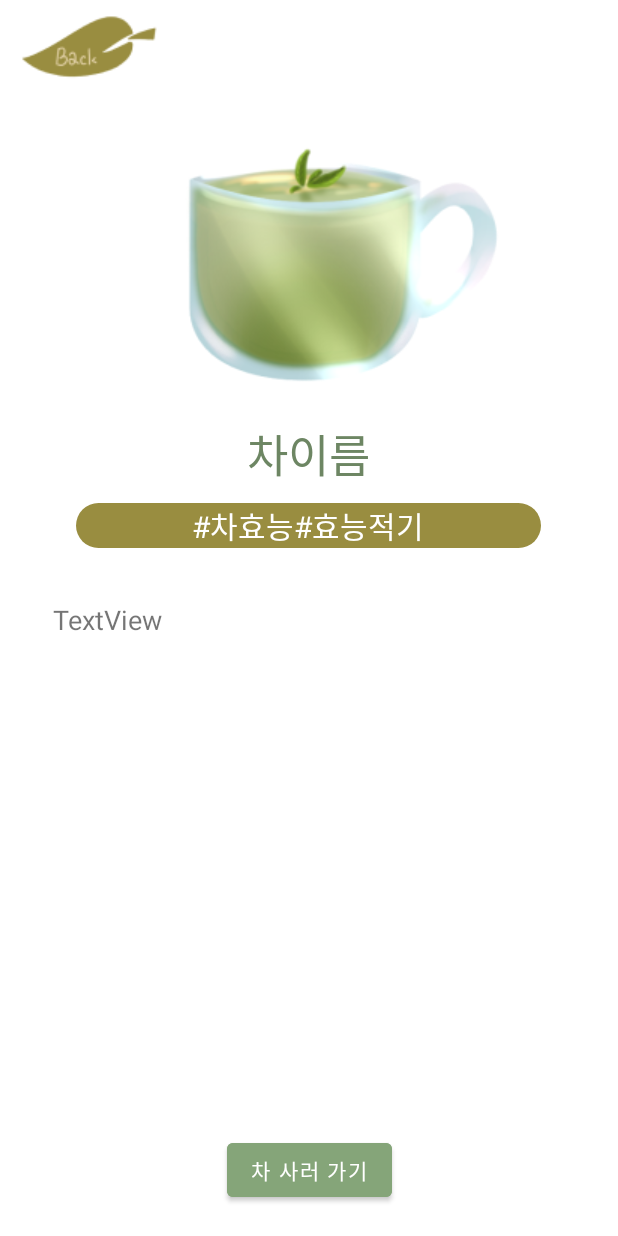
After one commit to harrysee/Today_tea, an Android app: the DetailsActivity screen opened directly, with no data from a screen before it, on a phone screen of 412 x 824 dp. The commit adds this screen. Run offline under Robolectric (Android 15) with nearby library versions, the phone set to English and light mode, and no system bars.

Commit message:
activity_details.xml 완성

```diff
--- a/app/src/main/AndroidManifest.xml
+++ b/app/src/main/AndroidManifest.xml
@@ -9,6 +9,7 @@
         android:roundIcon="@mipmap/ic_launcher_round"
         android:supportsRtl="true"
         android:theme="@style/Theme.Today_tea">
+        <activity android:name=".DetailsActivity"></activity>
         <activity android:name=".SplashActivity">
             <intent-filter>
                 <action android:name="android.intent.action.MAIN" />
@@ -16,9 +17,7 @@
                 <category android:name="android.intent.category.LAUNCHER" />
             </intent-filter>
         </activity>
-        <activity android:name=".MainActivity">
-
-        </activity>
+        <activity android:name=".MainActivity"></activity>
     </application>
 
 </manifest>
--- /dev/null
+++ b/app/src/main/java/kr/hs/emirim/w2015/today_tea/DetailsActivity.java
@@ -0,0 +1,14 @@
+package kr.hs.emirim.w2015.today_tea;
+
+import androidx.appcompat.app.AppCompatActivity;
+
+import android.os.Bundle;
+
+public class DetailsActivity extends AppCompatActivity {
+
+    @Override
+    protected void onCreate(Bundle savedInstanceState) {
+        super.onCreate(savedInstanceState);
+        setContentView(R.layout.activity_details);
+    }
+}
--- /dev/null
+++ b/app/src/main/res/drawable/shape_olive.xml
@@ -0,0 +1,7 @@
+<?xml version="1.0" encoding="utf-8"?>
+<shape xmlns:android="http://schemas.android.com/apk/res/android">
+    <corners
+        android:radius="30dp"/>
+    <solid
+        android:color="@color/olive"/>
+</shape>
--- /dev/null
+++ b/app/src/main/res/layout/activity_details.xml
@@ -0,0 +1,83 @@
+<?xml version="1.0" encoding="utf-8"?>
+<androidx.constraintlayout.widget.ConstraintLayout xmlns:android="http://schemas.android.com/apk/res/android"
+    xmlns:app="http://schemas.android.com/apk/res-auto"
+    xmlns:tools="http://schemas.android.com/tools"
+    android:layout_width="match_parent"
+    android:layout_height="match_parent"
+    tools:context=".DetailsActivity">
+
+
+    <ImageView
+        android:id="@+id/imageView2"
+        android:layout_width="wrap_content"
+        android:layout_height="wrap_content"
+        android:layout_margin="10dp"
+        android:layout_marginStart="156dp"
+        android:layout_marginLeft="156dp"
+        android:layout_marginTop="668dp"
+        android:src="@drawable/back_img"
+        app:layout_constraintStart_toStartOf="parent"
+        app:layout_constraintTop_toTopOf="parent" />
+
+    <LinearLayout
+        android:layout_width="match_parent"
+        android:layout_height="wrap_content"
+        android:gravity="center"
+        android:orientation="vertical"
+        app:layout_constraintBottom_toTopOf="@+id/button"
+        app:layout_constraintEnd_toEndOf="parent"
+        app:layout_constraintStart_toStartOf="parent"
+        app:layout_constraintTop_toTopOf="parent"
+        app:layout_constraintVertical_bias="0.29000002">
+
+        <ImageView
+            android:id="@+id/detail_tea_img"
+            android:layout_width="wrap_content"
+            android:layout_height="wrap_content"
+            android:layout_marginLeft="25dp"
+            android:layout_marginBottom="20dp"
+            android:src="@drawable/logo" />
+
+        <TextView
+            android:id="@+id/detail_tea_name"
+            android:layout_width="wrap_content"
+            android:layout_height="wrap_content"
+            android:text="차이름"
+            android:textColor="@color/green"
+            android:textSize="30sp" />
+
+        <TextView
+            android:id="@+id/detail_tea_efficacy"
+            android:layout_width="310dp"
+            android:layout_height="wrap_content"
+            android:layout_marginTop="10dp"
+            android:background="@drawable/shape_olive"
+            android:gravity="center"
+            android:text="#차효능#효능적기"
+            android:textColor="@color/white"
+            android:textSize="20sp" />
+
+        <TextView
+            android:id="@+id/detail_tea_explan"
+            android:layout_width="match_parent"
+            android:layout_height="wrap_content"
+            android:layout_margin="30dp"
+            android:minHeight="100dp"
+            android:padding="5dp"
+            android:text="TextView"
+            android:textSize="18sp" />
+
+    </LinearLayout>
+
+    <Button
+        android:id="@+id/button"
+        android:layout_width="wrap_content"
+        android:layout_height="wrap_content"
+        android:backgroundTint="@color/ligth_green"
+        android:text="차 사러 가기"
+        android:layout_marginBottom="20dp"
+        app:layout_constraintBottom_toBottomOf="parent"
+        app:layout_constraintEnd_toEndOf="parent"
+        app:layout_constraintStart_toStartOf="parent" />
+
+</androidx.constraintlayout.widget.ConstraintLayout>
--- a/app/src/main/res/values/colors.xml
+++ b/app/src/main/res/values/colors.xml
@@ -9,4 +9,8 @@
     <color name="white">#FFFFFFFF</color>
     <color name="beige">#E3D2A8</color>
     <color name="light_yellow">#FFFFDA</color>
+    <color name="green">#6D8663</color>
+    <color name="ligth_green">#85A579</color>
+    <color name="light_beige">#FFFFDA</color>
+    <color name="olive">#998D40</color>
 </resources>
```
Also changed, not shown: app/src/main/res/drawable-v24/back_img.png (added).
